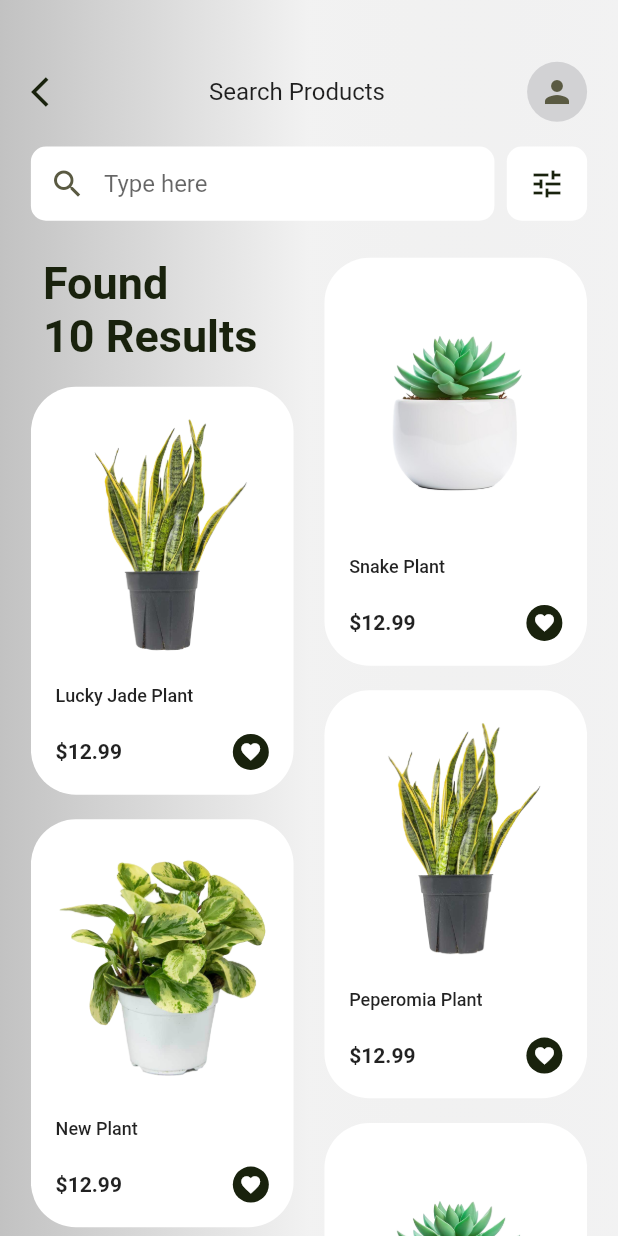
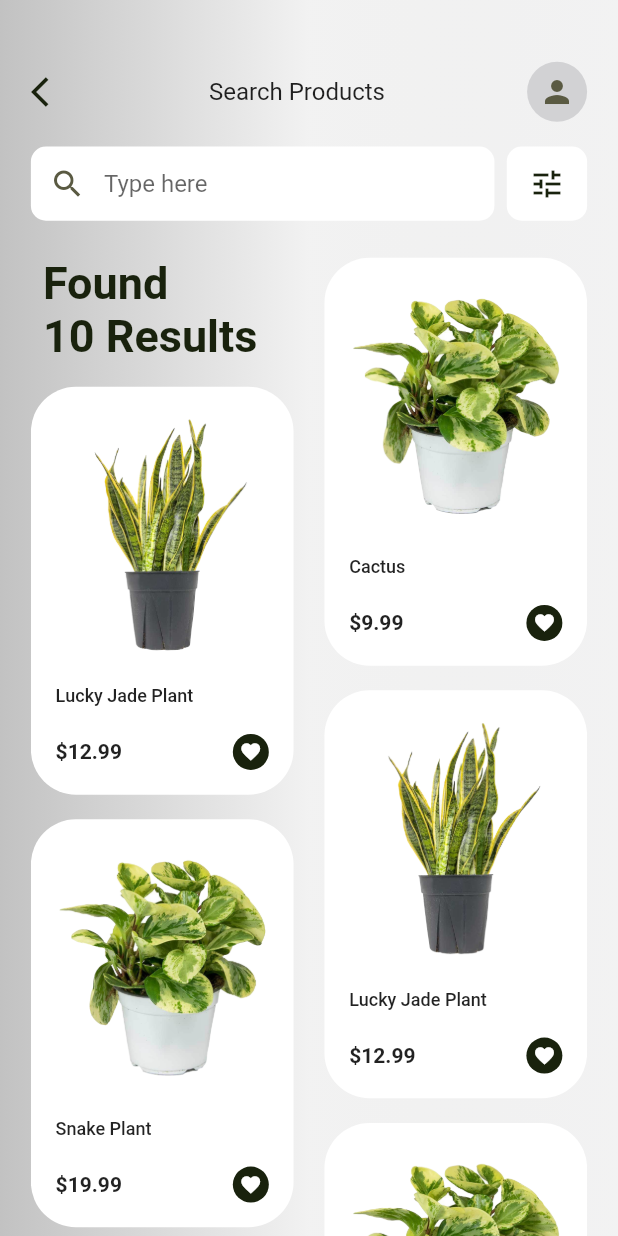
Before and after one commit to KashifUmar123/plant_app_ui, a Flutter app: the HomeScreen screen opened directly, on a phone screen of 412 x 824 dp. Run offline on Flutter 3.47's test engine with Material 2 defaults, Android fonts, the phone set to English and light mode, and no system bars; drawn by our look-alikes of auto_size_text; our stand-ins replace dots_indicator.

Commit message:
plant details screen ui done

```diff
--- /dev/null
+++ b/lib/data/mock_data.dart
@@ -0,0 +1,122 @@
+import 'package:flutter/material.dart';
+import 'package:plant_app_ui/models/plant_item_model.dart';
+import 'package:plant_app_ui/utils/k_images.dart';
+
+import '../models/onboarding_model.dart';
+import '../utils/app_colors.dart';
+
+// onboarding data
+List<OnboardingModel> onboardingData = [
+  OnboardingModel(
+    title: RichText(
+      text: const TextSpan(
+        children: [
+          TextSpan(
+            text: "Enjoy your \nlife with ",
+            style: TextStyle(
+              color: blackColor,
+              fontSize: 30,
+            ),
+          ),
+          TextSpan(
+            text: "Plants",
+            style: TextStyle(
+              color: blackColor,
+              fontSize: 30,
+              fontWeight: FontWeight.bold,
+            ),
+          ),
+        ],
+      ),
+    ),
+    image: AppImages.p1,
+  ),
+  OnboardingModel(
+    title: RichText(
+      text: const TextSpan(
+        children: [
+          TextSpan(
+            text: "Enjoy your \nlife with ",
+            style: TextStyle(
+              color: blackColor,
+              fontSize: 30,
+            ),
+          ),
+          TextSpan(
+            text: "Lucky Jade",
+            style: TextStyle(
+              color: blackColor,
+              fontSize: 30,
+              fontWeight: FontWeight.bold,
+            ),
+          ),
+        ],
+      ),
+    ),
+    image: AppImages.p2,
+  ),
+  OnboardingModel(
+    title: RichText(
+      text: const TextSpan(
+        children: [
+          TextSpan(
+            text: "Enjoy your \nlife with ",
+            style: TextStyle(
+              color: blackColor,
+              fontSize: 30,
+            ),
+          ),
+          TextSpan(
+            text: "Cactus",
+            style: TextStyle(
+              color: blackColor,
+              fontSize: 30,
+              fontWeight: FontWeight.bold,
+            ),
+          ),
+        ],
+      ),
+    ),
+    image: AppImages.p3,
+  ),
+];
+
+// plant items
+List<PlantItem> plants = [
+  PlantItem(
+    name: "Lucky Jade Plant",
+    image: AppImages.p1,
+    price: 12.99,
+    isLiked: false,
+  ),
+  PlantItem(
+    name: "Snake Plant",
+    image: AppImages.p2,
+    price: 19.99,
+    isLiked: false,
+  ),
+  PlantItem(
+    name: "Peperomia Plant",
+    image: AppImages.p3,
+    price: 12.99,
+    isLiked: false,
+  ),
+  PlantItem(
+    name: "Cactus",
+    image: AppImages.p2,
+    price: 9.99,
+    isLiked: false,
+  ),
+  PlantItem(
+    name: "Lucky Jade Plant",
+    image: AppImages.p1,
+    price: 12.99,
+    isLiked: false,
+  ),
+  PlantItem(
+    name: "Snake Plant",
+    image: AppImages.p2,
+    price: 19.99,
+    isLiked: false,
+  ),
+];
--- /dev/null
+++ b/lib/models/plant_item_model.dart
@@ -0,0 +1,14 @@
+// ignore_for_file: public_member_api_docs, sort_constructors_first
+class PlantItem {
+  String name;
+  String image;
+  num price;
+  bool isLiked;
+
+  PlantItem({
+    required this.name,
+    required this.image,
+    required this.price,
+    required this.isLiked,
+  });
+}
--- a/lib/screens/home/home_screen.dart
+++ b/lib/screens/home/home_screen.dart
@@ -1,7 +1,8 @@
 import 'package:flutter/material.dart';
+import 'package:plant_app_ui/data/mock_data.dart';
 import 'package:plant_app_ui/screens/home/widgets/custom_plant_item_widget.dart';
 import 'package:plant_app_ui/utils/app_colors.dart';
-import 'package:plant_app_ui/utils/app_images.dart';
+import 'package:plant_app_ui/utils/k_images.dart';
 import 'package:plant_app_ui/utils/extensions/get_szie_extension.dart';
 
 class HomeScreen extends StatefulWidget {
@@ -71,7 +72,7 @@ class _HomeScreenState extends State<HomeScreen> {
     return Expanded(
       child: ListView(
         padding: EdgeInsets.zero,
-        children: const [
+        children: [
           Row(
             crossAxisAlignment: CrossAxisAlignment.start,
             children: [
@@ -79,7 +80,7 @@ class _HomeScreenState extends State<HomeScreen> {
                 child: Column(
                   crossAxisAlignment: CrossAxisAlignment.start,
                   children: [
-                    Padding(
+                    const Padding(
                       padding: EdgeInsets.all(8.0),
                       child: Text(
                         "Found\n10 Results",
@@ -91,19 +92,13 @@ class _HomeScreenState extends State<HomeScreen> {
                       ),
                     ),
                     CustomPlantItemWidget(
-                      image: AppImages.p1,
-                      price: 12.99,
-                      name: "Lucky Jade Plant",
+                      plant: plants[0],
                     ),
                     CustomPlantItemWidget(
-                      image: AppImages.p2,
-                      price: 12.99,
-                      name: "New Plant",
+                      plant: plants[1],
                     ),
                     CustomPlantItemWidget(
-                      image: AppImages.p1,
-                      price: 12.99,
-                      name: "Peperomia Plant",
+                      plant: plants[2],
                     ),
                   ],
                 ),
@@ -113,19 +108,13 @@ class _HomeScreenState extends State<HomeScreen> {
                   crossAxisAlignment: CrossAxisAlignment.end,
                   children: [
                     CustomPlantItemWidget(
-                      image: AppImages.p3,
-                      price: 12.99,
-                      name: "Snake Plant",
+                      plant: plants[3],
                     ),
                     CustomPlantItemWidget(
-                      image: AppImages.p1,
-                      price: 12.99,
-                      name: "Peperomia Plant",
+                      plant: plants[4],
                     ),
                     CustomPlantItemWidget(
-                      image: AppImages.p3,
-                      price: 12.99,
-                      name: "Snake Plant",
+                      plant: plants[5],
                     ),
                   ],
                 ),
--- a/lib/screens/home/widgets/custom_plant_item_widget.dart
+++ b/lib/screens/home/widgets/custom_plant_item_widget.dart
@@ -1,5 +1,7 @@
 import 'package:auto_size_text/auto_size_text.dart';
 import 'package:flutter/material.dart';
+import 'package:plant_app_ui/models/plant_item_model.dart';
+import 'package:plant_app_ui/screens/plant_details/plant_details_screen.dart';
 import 'package:plant_app_ui/utils/extensions/get_szie_extension.dart';
 
 import '../../../utils/app_colors.dart';
@@ -7,18 +9,16 @@ import '../../../utils/app_colors.dart';
 class CustomPlantItemWidget extends StatelessWidget {
   const CustomPlantItemWidget({
     super.key,
-    required this.image,
-    required this.name,
-    required this.price,
+    required this.plant,
   });
 
-  final String image;
-  final String name;
-  final num price;
+  final PlantItem plant;
 
   @override
   Widget build(BuildContext context) {
-    return Container(
+    return GestureDetector(
+      onTap: () => _navigateToDetailsScreen(context),
+      child: Container(
         height: context.height * 0.33,
         width: context.width * 0.425,
         margin: EdgeInsets.symmetric(vertical: context.height * 0.01),
@@ -34,7 +34,7 @@ class CustomPlantItemWidget extends StatelessWidget {
           mainAxisAlignment: MainAxisAlignment.spaceBetween,
           children: [
             Image.asset(
-            image,
+              plant.image,
               height: context.height * 0.2,
               width: double.infinity,
               fit: BoxFit.fitHeight,
@@ -42,7 +42,7 @@ class CustomPlantItemWidget extends StatelessWidget {
             SizedBox(
               width: double.infinity,
               child: AutoSizeText(
-              name,
+                plant.name,
                 style: const TextStyle(
                   fontSize: 12,
                   fontWeight: FontWeight.w500,
@@ -54,7 +54,7 @@ class CustomPlantItemWidget extends StatelessWidget {
               mainAxisAlignment: MainAxisAlignment.spaceBetween,
               children: [
                 Text(
-                "\$$price",
+                  "\$${plant.price}",
                   style: const TextStyle(
                     fontSize: 14,
                     fontWeight: FontWeight.bold,
@@ -73,6 +73,15 @@ class CustomPlantItemWidget extends StatelessWidget {
             ),
           ],
         ),
+      ),
+    );
+  }
+
+  _navigateToDetailsScreen(BuildContext context) {
+    Navigator.of(context).push(
+      MaterialPageRoute(
+        builder: (_) => PlantDetailsScreen(plant: plant),
+      ),
     );
   }
 }
--- a/lib/screens/onboarding/widgets/onboarding_content_widget.dart
+++ b/lib/screens/onboarding/widgets/onboarding_content_widget.dart
@@ -59,9 +59,6 @@ class OnboardingContentWidget extends StatelessWidget {
             ),
           ),
         ),
-        // SizedBox(
-        //   height: context.height * 0.05,
-        // ),
       ],
     );
   }
--- a/lib/utils/app_images.dart
+++ /dev/null
@@ -1,6 +0,0 @@
-class AppImages {
-  static const String basePath = "assets/images";
-  static const String p1 = "$basePath/p1.png";
-  static const String p2 = "$basePath/p2.png";
-  static const String p3 = "$basePath/p3.png";
-}
--- a/pubspec.yaml
+++ b/pubspec.yaml
@@ -63,6 +63,7 @@ flutter:
   # To add assets to your application, add an assets section, like this:
   assets:
     - assets/images/
+    - assets/icons/
   #   - images/a_dot_ham.jpeg
 
   # An image asset can refer to one or more resolution-specific "variants", see
```
Also changed, not shown: lib/screens/onboarding/onboarding_screen.dart (+3 -78 lines), lib/screens/plant_details/plant_details_screen.dart (added, +259 -0 lines), lib/utils/k_images.dart (added, +14 -0 lines), assets/icons/height.png (added), assets/icons/plant_pot.png (added), assets/icons/pot.png (added), assets/icons/temprature.png (added). Lines whose indentation alone changed are shown as unchanged.
